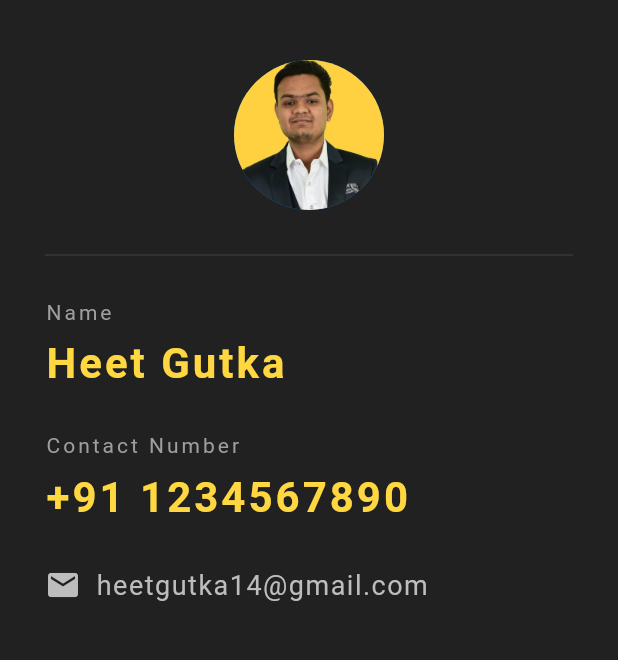
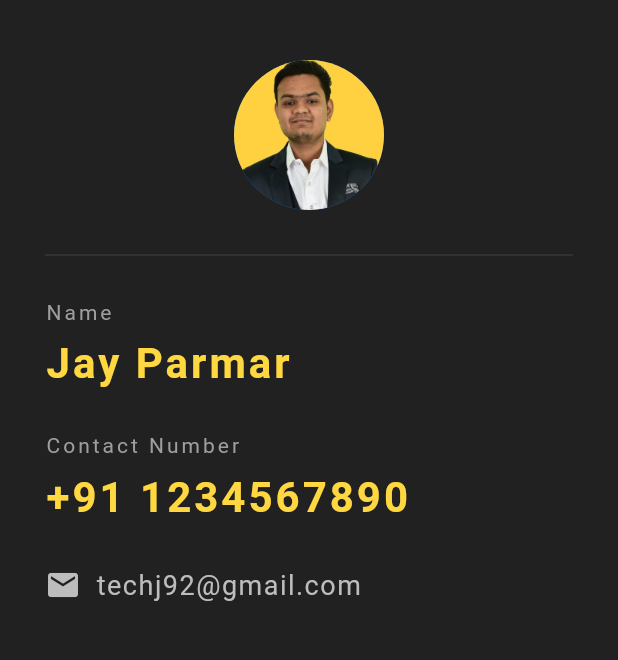
Before and after one commit to jay-2000/profilecard, a Flutter app: the screen it shows after launch, on a phone screen of 412 x 824 dp, the part 84-744 px from its top. Run offline on Flutter 3.47's test engine with Material 2 defaults, Android fonts, the phone set to English and light mode, and no system bars.

Commit message:
add personal info

```diff
--- a/lib/main.dart
+++ b/lib/main.dart
@@ -56,7 +56,7 @@ class ProfileCard extends StatelessWidget {
               height: 10.0,
             ),
             Text(
-              'Heet Gutka',
+              'Jay Parmar',
               style: TextStyle(
                 color: Colors.amberAccent[200],
                 letterSpacing: 2.0,
@@ -99,7 +99,7 @@ class ProfileCard extends StatelessWidget {
                   width: 10.0,
                 ),
                 Text(
-                  'heetgutka14@gmail.com',
+                  'techj92@gmail.com',
                   style: TextStyle(
                     color: Colors.grey[400],
                     fontSize: 18.0,
```
